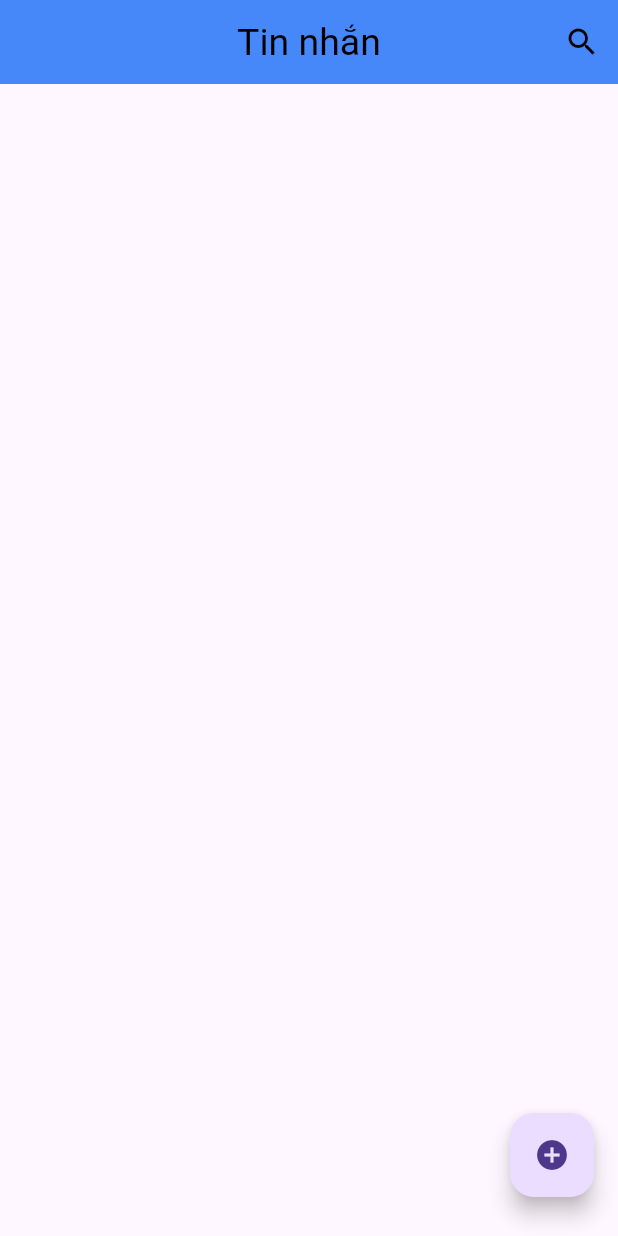
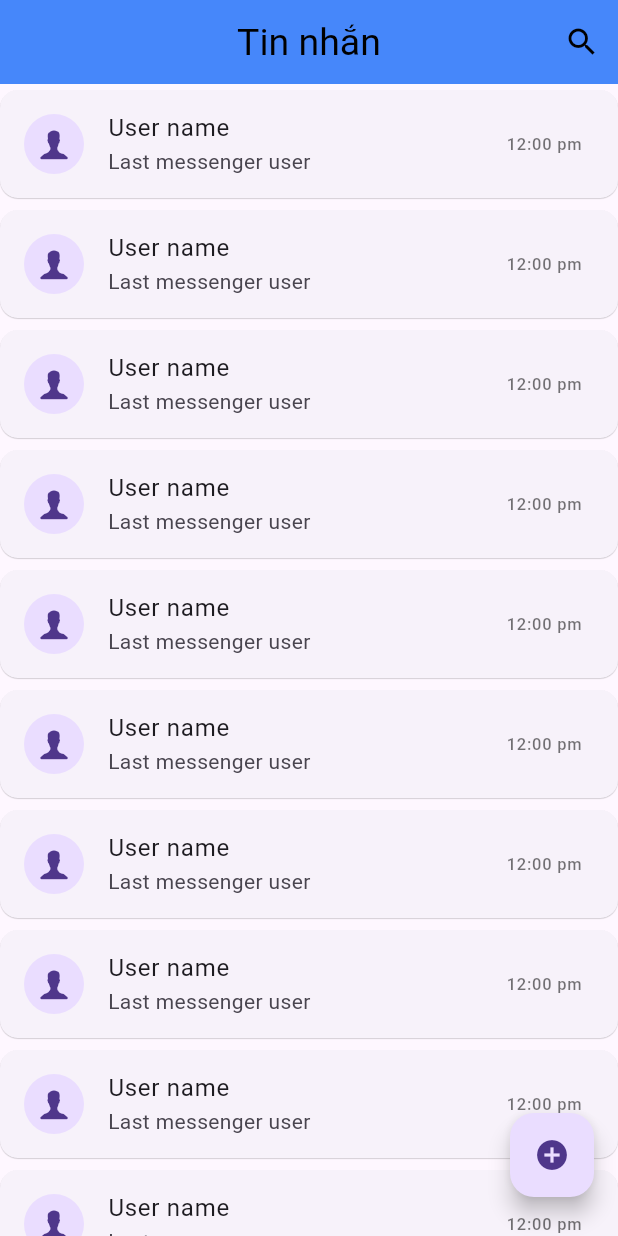
Before and after one commit to TienActor/Code-app-tin-nhan, a Flutter app: the HomeScreen screen opened directly, on a phone screen of 412 x 824 dp. Run offline on Flutter 3.47's test engine with Material 3 defaults, Android fonts, the phone set to English and light mode, and no system bars; our stand-ins replace firebase_auth, firebase_core, google_sign_in; accounts and stored records are empty.

Commit message:
bai 14 15

```diff
--- a/lib/chat/messenger.dart
+++ b/lib/chat/messenger.dart
@@ -1,4 +1,8 @@
+import 'package:firebase_auth/firebase_auth.dart';
 import 'package:flutter/material.dart';
+import 'package:google_sign_in/google_sign_in.dart';
+import 'package:test_121/main.dart';
+import 'package:test_121/widgets/chat_user_card.dart';
 
 class HomeScreen extends StatefulWidget {
   const HomeScreen({super.key});
@@ -31,10 +35,23 @@ class _HomeScreenState extends State<HomeScreen> {
       floatingActionButton: Padding(
         padding: const EdgeInsets.only(bottom: 10),
         child: FloatingActionButton(
-          onPressed: () {},
+          onPressed: () async {
+            await FirebaseAuth.instance.signOut();
+            await GoogleSignIn().signOut();
+          },
           child: const Icon(Icons.add_circle_outlined),
         ),
       ),
+
+    body: ListView.builder(
+      itemCount: 16,
+      //padding: EdgeInsets.only(top: mq.height*.01),
+      physics: const AlwaysScrollableScrollPhysics(),
+      itemBuilder: (context,index)
+    {
+      return const ChatUserCard();
+    }),
+
     ); // Thay thế bằng widget của bạn
   }
 }
--- a/lib/main.dart
+++ b/lib/main.dart
@@ -1,6 +1,7 @@
 //import 'package:app_movie_tie/chat/messenger.dart';
 import 'package:flutter/material.dart';
-//import 'package:test_121/auth/loginscreen.dart';
+// ignore: unused_import
+import 'package:test_121/auth/loginscreen.dart';
 
 // fire base import
 import 'package:firebase_core/firebase_core.dart';
@@ -8,9 +9,10 @@ import 'package:flutter/services.dart';
 import 'package:test_121/auth/splash_screen.dart';
 //import 'firebase_options.dart';
 
-late Size mq;
+late Size mq=Size.zero;
 
 void main() async {
+
   WidgetsFlutterBinding.ensureInitialized();
   //enter to full screen
   SystemChrome.setEnabledSystemUIMode(SystemUiMode.immersiveSticky);
--- /dev/null
+++ b/lib/widgets/chat_user_card.dart
@@ -0,0 +1,32 @@
+import 'package:flutter/cupertino.dart';
+import 'package:flutter/material.dart';
+import 'package:test_121/main.dart';
+
+class ChatUserCard extends StatefulWidget {
+  const ChatUserCard({super.key});
+
+  @override
+  State<ChatUserCard> createState() => _CharUserCard();
+}
+
+class _CharUserCard extends State<ChatUserCard> {
+  @override
+  Widget build(BuildContext context) {
+    return Card(
+      margin: EdgeInsets.symmetric(horizontal: mq.width *.04,vertical: 4),
+      // color: Colors.blue.shade100,
+      elevation: 0.3,
+      shape: RoundedRectangleBorder(borderRadius: BorderRadius.circular(12)),
+      child: InkWell(
+        onTap: () {},
+        child: const ListTile(
+          leading: CircleAvatar(child: Icon(CupertinoIcons.person_alt),),
+          title: Text('User name'),
+          subtitle: Text('Last messenger user',maxLines: 1,),
+          trailing: Text('12:00 pm',style: TextStyle(color: Colors.black54),
+          ),
+        ),
+      ),
+    );
+  }
+}
```
Also changed, not shown: lib/auth/loginscreen.dart (+21 -5 lines), lib/auth/splash_screen.dart (+13 -3 lines), lib/helper/dialogs.dart (added, +15 -0 lines).
